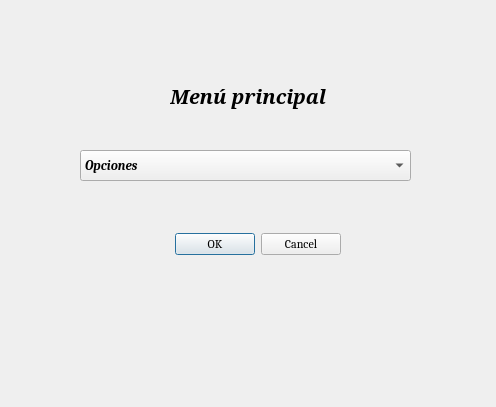
manumoralesv/Trabajo-final, file interfaces/menu_admin.ui: the form before one commit.
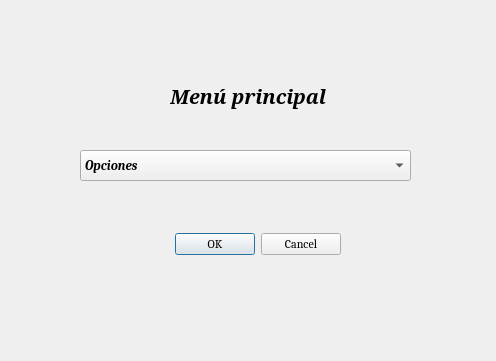
The form after the commit.

```diff
--- a/interfaces/menu_admin.ui
+++ b/interfaces/menu_admin.ui
@@ -7,7 +7,7 @@
     <x>0</x>
     <y>0</y>
     <width>496</width>
-    <height>407</height>
+    <height>361</height>
    </rect>
   </property>
   <property name="windowTitle">
```
Left out of the diff: 15 changed lines with no effect on the pictures.
